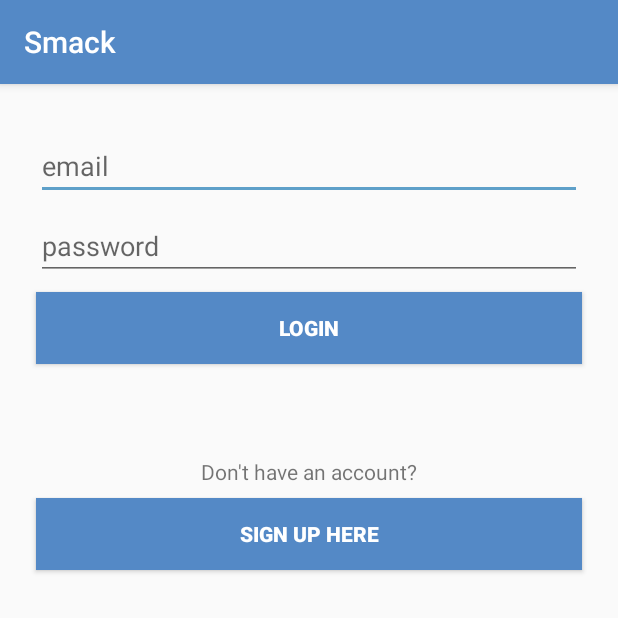
After one commit to FlashThePlayer/Smack, an Android app: the LoginActivity screen opened directly, with no data from a screen before it, on a phone screen of 412 x 824 dp, the top half of it. The commit adds this screen. Run offline under Robolectric (Android 15) with nearby library versions, the phone set to English and light mode, and no system bars.

Commit message:
lesson 3 commit

```diff
--- a/app/build.gradle
+++ b/app/build.gradle
@@ -33,5 +33,5 @@ dependencies {
     androidTestCompile('com.android.support.test.espresso:espresso-core:3.0.2', {
         exclude group: 'com.android.support', module: 'support-annotations'
     })
-    compile"org.jetbrains.kotlin:kotlin-stdlib-jre7:$kotlin_version"
+    compile "org.jetbrains.kotlin:kotlin-stdlib-jre7:$kotlin_version"
 }
--- a/app/src/main/AndroidManifest.xml
+++ b/app/src/main/AndroidManifest.xml
@@ -18,6 +18,8 @@
                 <category android:name="android.intent.category.LAUNCHER"/>
             </intent-filter>
         </activity>
+        <activity android:name=".LoginActivity">
+        </activity>
     </application>
 
 </manifest>
--- /dev/null
+++ b/app/src/main/java/com/example/timuc/smack/LoginActivity.kt
@@ -0,0 +1,21 @@
+package com.example.timuc.smack
+
+import android.support.v7.app.AppCompatActivity
+import android.os.Bundle
+import android.view.View
+
+class LoginActivity : AppCompatActivity() {
+
+    override fun onCreate(savedInstanceState: Bundle?) {
+        super.onCreate(savedInstanceState)
+        setContentView(R.layout.activity_login)
+    }
+
+    fun loginCreateUserBtnClicked(view: View){
+
+    }
+
+    fun loginLoginBtnClicked(view: View){
+
+    }
+}
--- a/app/src/main/java/com/example/timuc/smack/MainActivity.kt
+++ b/app/src/main/java/com/example/timuc/smack/MainActivity.kt
@@ -1,5 +1,6 @@
 package com.example.timuc.smack
 
+import android.content.Intent
 import android.os.Bundle
 import android.support.design.widget.Snackbar
 import android.support.design.widget.NavigationView
@@ -35,7 +36,8 @@ class MainActivity : AppCompatActivity(){
     }
 
     fun loginBtnNavClicked(view: View){
-
+        val loginIntend = Intent(this, LoginActivity::class.java)
+        startActivity(loginIntend)
     }
 
     fun addChannelClicked(view: View){
--- /dev/null
+++ b/app/src/main/res/layout/activity_login.xml
@@ -0,0 +1,83 @@
+<?xml version="1.0" encoding="utf-8"?>
+<android.support.constraint.ConstraintLayout
+        xmlns:android="http://schemas.android.com/apk/res/android"
+        xmlns:tools="http://schemas.android.com/tools"
+        xmlns:app="http://schemas.android.com/apk/res-auto"
+        android:layout_width="match_parent"
+        android:layout_height="match_parent"
+        tools:context="com.example.timuc.smack.LoginActivity">
+
+    <Button
+            android:text="LOGIN"
+            android:layout_width="0dp"
+            android:layout_height="wrap_content"
+            android:id="@+id/loginLoginBtn"
+            app:layout_constraintEnd_toEndOf="parent"
+            android:layout_marginEnd="24dp"
+            app:layout_constraintStart_toStartOf="parent"
+            android:layout_marginStart="24dp"
+            android:textStyle="bold"
+            android:textColor="@android:color/background_light"
+            android:background="@color/colorPrimary"
+            app:layout_constraintHorizontal_bias="0.0"
+            android:layout_marginTop="8dp"
+            app:layout_constraintTop_toBottomOf="@+id/loginPasswordTxt"
+            android:onClick="loginLoginBtnClicked"/>
+
+    <TextView
+            android:text="Don't have an account?"
+            android:layout_width="wrap_content"
+            android:layout_height="wrap_content"
+            android:id="@+id/textView"
+            app:layout_constraintEnd_toEndOf="parent"
+            android:layout_marginEnd="8dp"
+            app:layout_constraintStart_toStartOf="parent"
+            android:layout_marginStart="8dp"
+            android:layout_marginTop="62dp"
+            app:layout_constraintTop_toBottomOf="@+id/loginLoginBtn"/>
+
+    <Button
+            android:text="SIGN UP HERE"
+            android:layout_width="0dp"
+            android:layout_height="wrap_content"
+            android:id="@+id/loginCreateUserBtn"
+            app:layout_constraintEnd_toEndOf="parent"
+            android:layout_marginEnd="24dp"
+            app:layout_constraintStart_toStartOf="parent"
+            android:layout_marginStart="24dp"
+            android:layout_marginTop="8dp"
+            app:layout_constraintTop_toBottomOf="@+id/textView"
+            android:background="@color/colorPrimary"
+            android:textColor="@android:color/background_light"
+            android:textStyle="bold"
+            android:onClick="loginCreateUserBtnClicked"/>
+
+    <EditText
+            android:layout_width="0dp"
+            android:layout_height="wrap_content"
+            android:inputType="textPersonName"
+            android:ems="10"
+            android:id="@+id/loginEmailTxt"
+            android:layout_marginTop="32dp"
+            app:layout_constraintTop_toTopOf="parent"
+            app:layout_constraintEnd_toEndOf="parent"
+            android:layout_marginEnd="24dp"
+            app:layout_constraintStart_toStartOf="parent"
+            android:layout_marginStart="24dp"
+            android:hint="email"/>
+
+    <EditText
+            android:layout_width="0dp"
+            android:layout_height="wrap_content"
+            android:inputType="textPassword"
+            android:ems="10"
+            android:id="@+id/loginPasswordTxt"
+            app:layout_constraintStart_toStartOf="parent"
+            android:layout_marginStart="24dp"
+            app:layout_constraintEnd_toEndOf="parent"
+            android:layout_marginEnd="24dp"
+            android:layout_marginTop="8dp"
+            app:layout_constraintTop_toBottomOf="@+id/loginEmailTxt"
+            android:hint="password"/>
+
+</android.support.constraint.ConstraintLayout>
--- a/app/src/main/res/layout/nav_header_main.xml
+++ b/app/src/main/res/layout/nav_header_main.xml
@@ -35,15 +35,18 @@
             tools:text="Flash@like.com"
             app:layout_constraintStart_toEndOf="@+id/userimageNavHeader" android:layout_marginStart="8dp"
             app:layout_constraintTop_toBottomOf="@+id/usernameNavHeader"/>
+
     <Button
             android:text="Login"
             android:layout_width="wrap_content"
             android:layout_height="32dp"
             android:id="@+id/loginBtnNavHeader"
-            android:background="@android:color/transparent" app:layout_constraintStart_toStartOf="parent"
+            android:background="@android:color/transparent"
+            app:layout_constraintStart_toStartOf="parent"
             app:layout_constraintBottom_toBottomOf="parent"
-            android:layout_marginBottom="4dp" android:onClick="loginBtnNavClicked" android:layout_marginStart="24dp"
-            android:textAlignment="viewStart"/>
+            android:layout_marginBottom="4dp"
+            android:onClick="loginBtnNavClicked"
+            android:textAlignment="center"/>
     <ImageButton
             android:layout_width="30dp"
             android:layout_height="30dp" app:srcCompat="@drawable/addchannelbutton"
```
